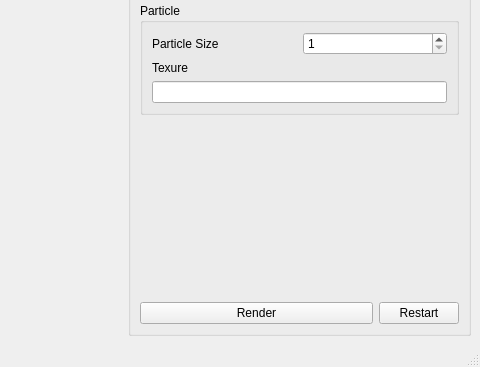
This is ui/MainWindow.ui in carolagille/Tornado as Qt 5 draws it before an edit; both pictures show x 770 to 1250 and y 427 to 794 of the 1250 by 794 pixel window. The edited form follows.
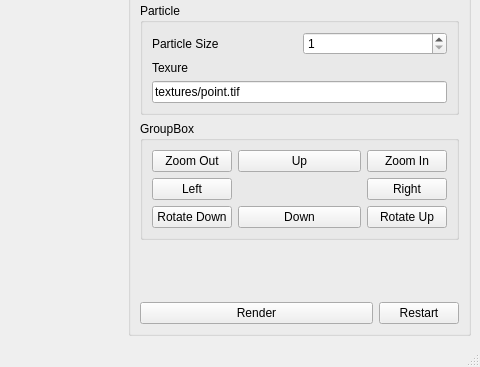
This is the edited form.

```diff
--- a/ui/MainWindow.ui
+++ b/ui/MainWindow.ui
@@ -34,6 +34,13 @@
        <string>GroupBox</string>
       </property>
       <layout class="QGridLayout" name="gridLayout_2">
+       <item row="5" column="1">
+        <widget class="QPushButton" name="m_RenderButton">
+         <property name="text">
+          <string>Render</string>
+         </property>
+        </widget>
+       </item>
        <item row="0" column="1">
         <widget class="QGroupBox" name="groupBox_5">
          <property name="title">
@@ -198,7 +205,7 @@
          </layout>
         </widget>
        </item>
-       <item row="3" column="1">
+       <item row="4" column="1">
         <spacer name="verticalSpacer">
          <property name="orientation">
           <enum>Qt::Vertical</enum>
@@ -211,20 +218,13 @@
          </property>
         </spacer>
        </item>
-       <item row="4" column="2">
+       <item row="5" column="2">
         <widget class="QPushButton" name="m_restartButton">
          <property name="text">
           <string>Restart</string>
          </property>
         </widget>
        </item>
-       <item row="4" column="1">
-        <widget class="QPushButton" name="m_RenderButton">
-         <property name="text">
-          <string>Render</string>
-         </property>
-        </widget>
-       </item>
        <item row="1" column="1" colspan="2">
         <widget class="QGroupBox" name="groupBox_3">
          <property name="title">
@@ -293,7 +293,11 @@
            </widget>
           </item>
           <item row="2" column="0" colspan="2">
-           <widget class="QLineEdit" name="lineEdit"/>
+           <widget class="QLineEdit" name="texureSlot">
+            <property name="text">
+             <string>textures/point.tif</string>
+            </property>
+           </widget>
           </item>
           <item row="0" column="1">
            <widget class="QSpinBox" name="ParticleSize">
@@ -308,6 +312,84 @@
          </layout>
         </widget>
        </item>
+       <item row="3" column="1" colspan="2">
+        <widget class="QGroupBox" name="groupBox_6">
+         <property name="title">
+          <string>GroupBox</string>
+         </property>
+         <layout class="QGridLayout" name="gridLayout_6">
+          <item row="1" column="0">
+           <widget class="QPushButton" name="Left">
+            <property name="text">
+             <string>Left</string>
+            </property>
+           </widget>
+          </item>
+          <item row="0" column="2">
+           <widget class="QPushButton" name="Up">
+            <property name="text">
+             <string>Up</string>
+            </property>
+           </widget>
+          </item>
+          <item row="1" column="3">
+           <widget class="QPushButton" name="Right">
+            <property name="text">
+             <string>Right</string>
+            </property>
+           </widget>
+          </item>
+          <item row="2" column="2">
+           <widget class="QPushButton" name="Down">
+            <property name="text">
+             <string>Down</string>
+            </property>
+           </widget>
+          </item>
+          <item row="2" column="0">
+           <widget class="QPushButton" name="RotateDown">
+            <property name="text">
+             <string>Rotate Down</string>
+            </property>
+           </widget>
+          </item>
+          <item row="2" column="3">
+           <widget class="QPushButton" name="RotateUp">
+            <property name="text">
+             <string>Rotate Up</string>
+            </property>
+           </widget>
+          </item>
+          <item row="0" column="0">
+           <widget class="QPushButton" name="zoomOut">
+            <property name="text">
+             <string>Zoom Out</string>
+            </property>
+           </widget>
+          </item>
+          <item row="0" column="3">
+           <widget class="QPushButton" name="zoomIn">
+            <property name="text">
+             <string>Zoom In</string>
+            </property>
+           </widget>
+          </item>
+          <item row="1" column="2">
+           <spacer name="horizontalSpacer_4">
+            <property name="orientation">
+             <enum>Qt::Horizontal</enum>
+            </property>
+            <property name="sizeHint" stdset="0">
+             <size>
+              <width>40</width>
+              <height>20</height>
+             </size>
+            </property>
+           </spacer>
+          </item>
+         </layout>
+        </widget>
+       </item>
       </layout>
      </widget>
     </item>
```
